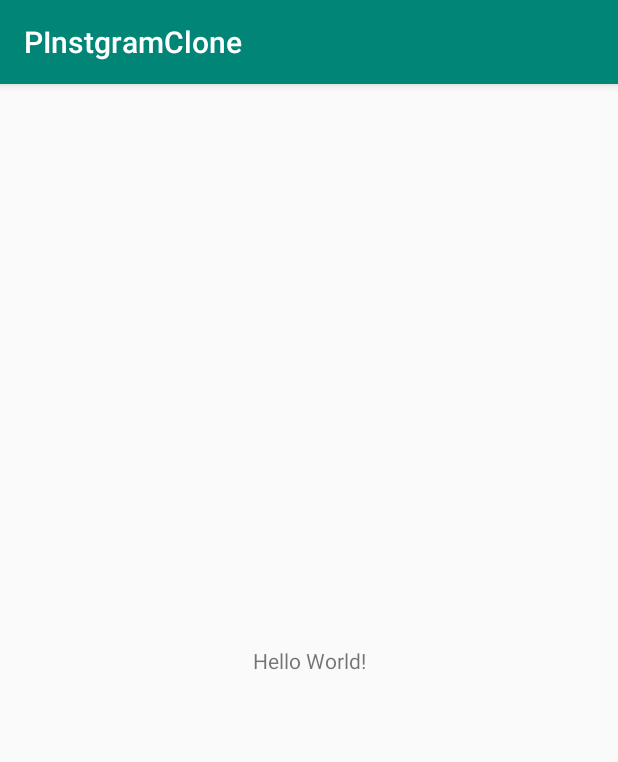
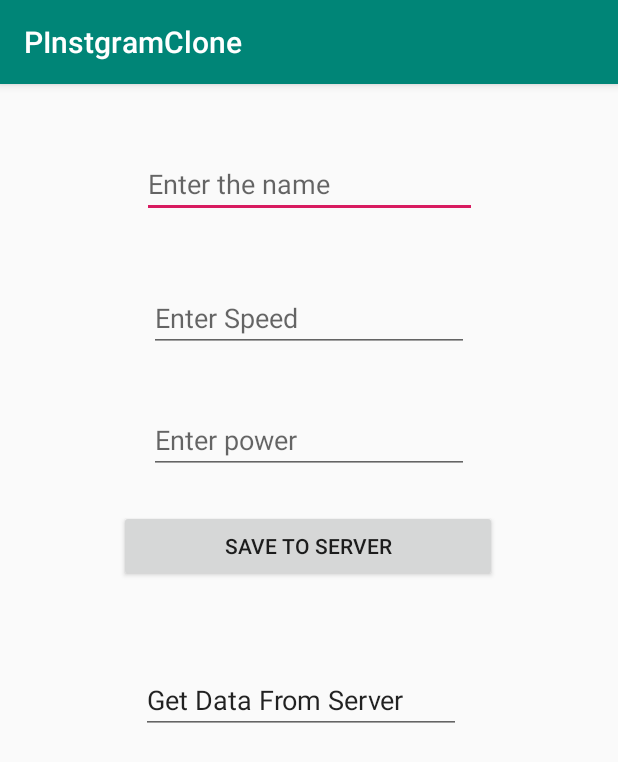
Before and after one commit to jondesam/InstgramCloneP, an Android app: the screen it shows after launch (MainActivity), on a phone screen of 412 x 824 dp. Shown: the top 762 px of the screen. Run offline under Robolectric (Android 15) with nearby library versions, the phone set to English and light mode, and no system bars; libraries missing offline, so code that uses them is left out: com.parse, com.shashank.sony; 1 statement that could not run was skipped.

```diff
--- a/app/src/main/java/com/example/pinstgramclone/MainActivity.java
+++ b/app/src/main/java/com/example/pinstgramclone/MainActivity.java
@@ -7,8 +7,10 @@ import android.widget.Button;
 import android.widget.EditText;
 import android.widget.Toast;
 
+import com.parse.GetCallback;
 import com.parse.ParseException;
 import com.parse.ParseObject;
+import com.parse.ParseQuery;
 import com.parse.SaveCallback;
 import com.shashank.sony.fancytoastlib.FancyToast;
 
@@ -21,6 +23,9 @@ public class MainActivity extends AppCompatActivity implements View.OnClickListe
     private Button btnSave;
     private EditText editName;
     private EditText editSpeed;
+    private EditText textGetData;
+    private EditText editPower;
+
 
     @Override
     protected void onCreate(Bundle savedInstanceState) {
@@ -31,19 +36,44 @@ public class MainActivity extends AppCompatActivity implements View.OnClickListe
         editName = findViewById(R.id.editName);
         editSpeed = findViewById(R.id.speed);
         btnSave.setOnClickListener(MainActivity.this);
+        textGetData = findViewById(R.id.textGetData);
+        editPower = findViewById(R.id.power);
+
+
+        //query from server
+        textGetData.setOnClickListener(new View.OnClickListener() {
+            @Override
+            public void onClick(View v) {
+                ParseQuery<ParseObject> parseQuery = ParseQuery.getQuery("Player");
+                parseQuery.getInBackground("0BSyhI5cPd", new GetCallback<ParseObject>() {
+                    @Override
+                    public void done(ParseObject object, ParseException e) {
+                        if (object != null && e == null) {
+
+                            textGetData.setText(object.get("Speed") + "");
+                        } else {
+                            Toast.makeText(MainActivity.this, e.getMessage(), Toast.LENGTH_LONG).show();
+                        }
+
+                    }
+                });
+
+            }
+        });
 
 
 
     }
 
-
+        //input data to server
     @Override
     public void onClick(View v) {
 
 
             ParseObject player = new ParseObject("Player");
             player.put("name", editName.getText().toString());
-            player.put("speed",  editSpeed.getText().toString());
+            player.put("speed", editSpeed.getText().toString());
+            player.put("power", Integer.parseInt( editSpeed.getText().toString()));
 
             player.saveInBackground(new SaveCallback() {
                 @Override
--- a/app/src/main/res/layout/activity_main.xml
+++ b/app/src/main/res/layout/activity_main.xml
@@ -6,16 +6,73 @@
     android:layout_height="match_parent"
     tools:context=".MainActivity">
 
+    <Button
+        android:id="@+id/btnSave"
+        android:layout_width="252dp"
+        android:layout_height="wrap_content"
+        android:layout_marginStart="8dp"
+        android:layout_marginTop="284dp"
+        android:layout_marginEnd="8dp"
+        android:text="Save to server"
+        app:layout_constraintEnd_toEndOf="parent"
+        app:layout_constraintHorizontal_bias="0.496"
+        app:layout_constraintStart_toStartOf="parent"
+        app:layout_constraintTop_toTopOf="parent" />
 
-    <TextView
-        android:id="@+id/helloWorldTapped"
+    <EditText
+        android:id="@+id/editName"
+        android:layout_width="223dp"
+        android:layout_height="wrap_content"
+        android:layout_marginStart="8dp"
+        android:layout_marginTop="44dp"
+        android:layout_marginEnd="8dp"
+        android:ems="10"
+        android:hint="Enter the name"
+        android:inputType="textPersonName"
+        app:layout_constraintEnd_toEndOf="parent"
+        app:layout_constraintStart_toStartOf="parent"
+        app:layout_constraintTop_toTopOf="parent" />
+
+    <EditText
+        android:id="@+id/speed"
         android:layout_width="wrap_content"
         android:layout_height="wrap_content"
-        android:onClick="helloWorldTapped"
-        android:text="Hello World!"
-        app:layout_constraintBottom_toBottomOf="parent"
-        app:layout_constraintLeft_toLeftOf="parent"
-        app:layout_constraintRight_toRightOf="parent"
-        app:layout_constraintTop_toTopOf="parent" />
+        android:layout_marginStart="8dp"
+        android:layout_marginTop="44dp"
+        android:layout_marginEnd="8dp"
+        android:ems="10"
+        android:hint="Enter Speed"
+        android:inputType="number"
+        app:layout_constraintEnd_toEndOf="parent"
+        app:layout_constraintStart_toStartOf="parent"
+        app:layout_constraintTop_toBottomOf="@+id/editName" />
 
-    </androidx.constraintlayout.widget.ConstraintLayout>
+    <EditText
+        android:id="@+id/textGetData"
+        android:layout_width="wrap_content"
+        android:layout_height="wrap_content"
+        android:layout_marginStart="8dp"
+        android:layout_marginTop="56dp"
+        android:layout_marginEnd="8dp"
+        android:ems="10"
+        android:inputType="textPersonName"
+        android:text="Get Data From Server"
+        app:layout_constraintEnd_toEndOf="parent"
+        app:layout_constraintHorizontal_bias="0.472"
+        app:layout_constraintStart_toStartOf="parent"
+        app:layout_constraintTop_toBottomOf="@+id/btnSave" />
+
+    <EditText
+        android:id="@+id/power"
+        android:layout_width="wrap_content"
+        android:layout_height="wrap_content"
+        android:layout_marginStart="8dp"
+        android:layout_marginTop="36dp"
+        android:layout_marginEnd="8dp"
+        android:ems="10"
+        android:hint="Enter power"
+        android:inputType="textPersonName"
+        app:layout_constraintEnd_toEndOf="parent"
+        app:layout_constraintStart_toStartOf="parent"
+        app:layout_constraintTop_toBottomOf="@+id/speed" />
+</androidx.constraintlayout.widget.ConstraintLayout>
```
